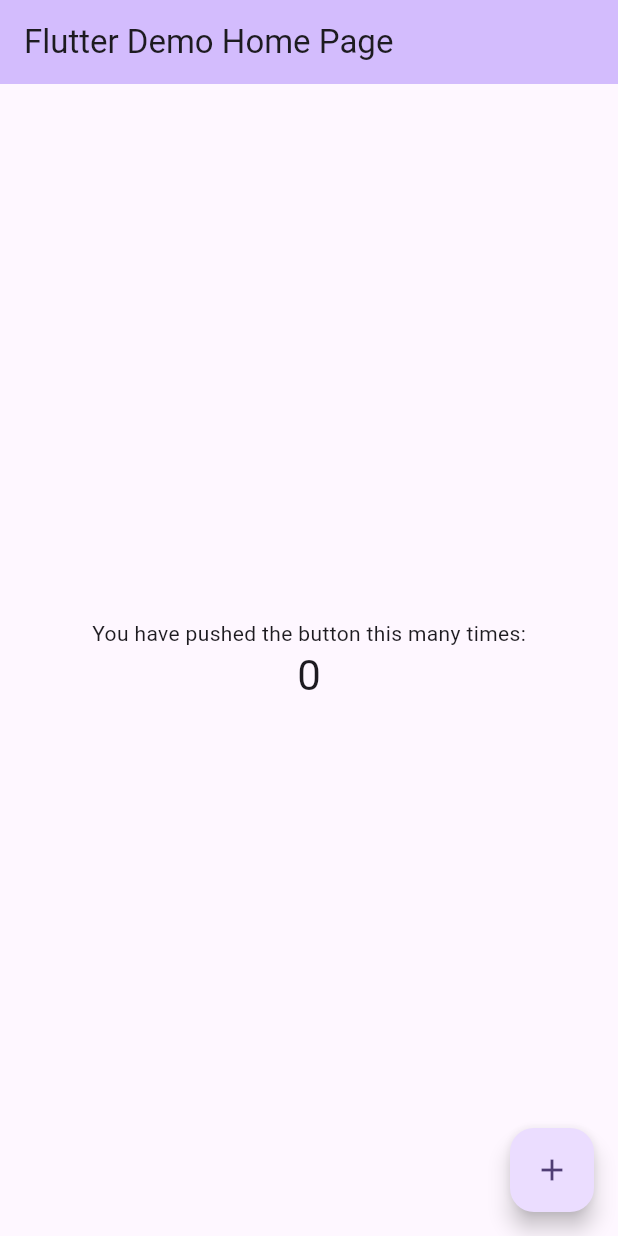
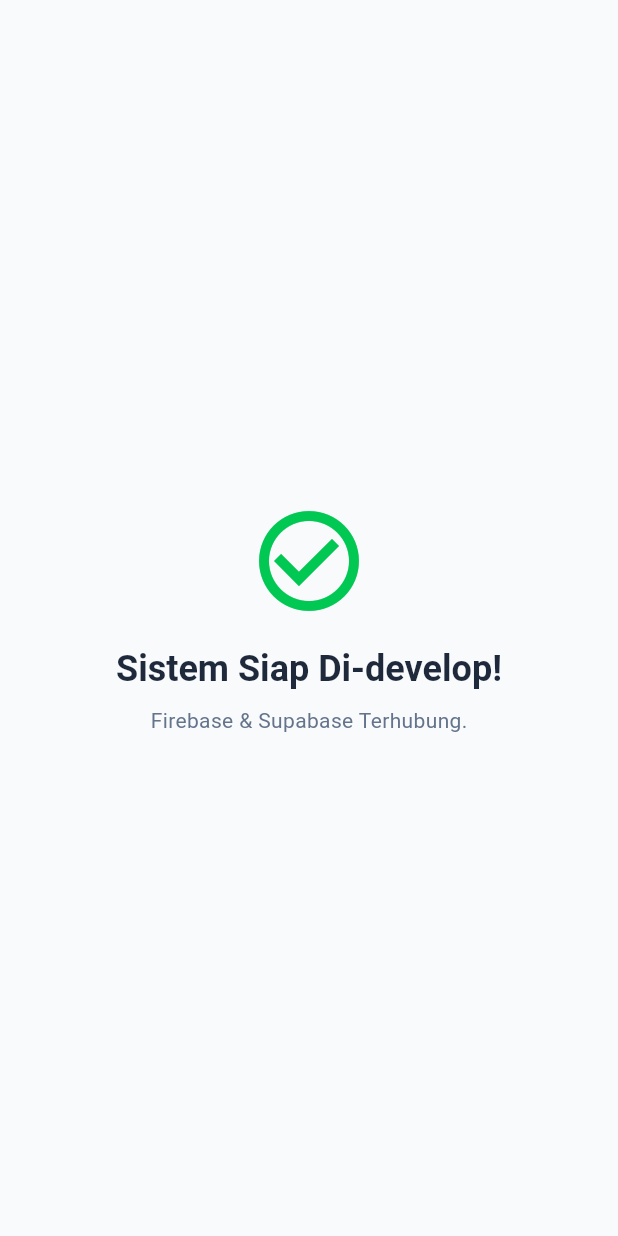
Before and after one commit to darelllien/management-task-istri, a Flutter app: the screen it shows after launch, on a phone screen of 412 x 824 dp. Run offline on Flutter 3.47's test engine with Material 3 defaults, Android fonts, the phone set to English and light mode, and no system bars; our stand-ins replace firebase_core, flutter_bloc, hydrated_bloc, supabase_flutter; accounts and stored records are empty.

Commit message:
chore: successfully connect firebase auth and supabase database into app
- Synchronize Gradle configs using Kotlin DSL (.gradle.kts)
- Implement Core Library Desugaring configuration to support java 8 APIs for flutter_local_notifications
- Fix JVM target compatibility mismatch between Java (1.8) and Kotlin (1.8)
- Configure AndroidManifest.xml for image_cropper activity integration
- Add AppColors (Fresh Blue variant) and global AppTheme configuration
- Initialize Firebase Core & Supabase client in main.dart alongside HydratedBloc storage
- Verify application runtime status (Initialization Success Splash Screen rendered perfectly)

```diff
--- a/management_task_istri/lib/core/constant/app_colors.dart
+++ b/management_task_istri/lib/core/constant/app_colors.dart
@@ -0,0 +1,29 @@
+import 'package:flutter/material.dart';
+
+class AppColors {
+  AppColors._();
+
+  //Core Palettes
+  static const Color primary = Color(0xFF007BFF);
+  static const Color primaryLight = Color(0xFFE6F2FF);
+
+  //Secondary & Status
+  static const Color secondary = Color(
+    0xFF00C853,
+  ); // Mint Green (Tugas Selesai)
+  static const Color danger = Color(0xFFFF3D00);
+
+  //Gamification Aksen
+  static const Color accentGold = Color(
+    0xFFFFD600,
+  ); // Kuning Emas (Poin & Reward Store)
+  static const Color accentOrange = Color(
+    0xFFFF9100,
+  ); // Orange (Level Up & Streak)
+
+  //Neutral Colors (Background & Text)
+  static const Color background = Color(0xFFF8FAFC);
+  static const Color surface = Colors.white;
+  static const Color textPrimary = Color(0xFF1E293B);
+  static const Color textSecondary = Color(0xFF64748B);
+}
--- a/management_task_istri/lib/core/network/supabase_client.dart
+++ b/management_task_istri/lib/core/network/supabase_client.dart
@@ -0,0 +1,11 @@
+import 'package:supabase_flutter/supabase_flutter.dart';
+
+class SupabaseClientWrapper {
+  final SupabaseClient client;
+
+  SupabaseClientWrapper(this.client);
+
+  bool get isAuthenticated => client.auth.currentSession != null;
+
+  String? get currentUserId => client.auth.currentUser?.id;
+}
--- a/management_task_istri/lib/core/theme/app_theme.dart
+++ b/management_task_istri/lib/core/theme/app_theme.dart
@@ -0,0 +1,41 @@
+import 'package:flutter/material.dart';
+import '../constant/app_colors.dart';
+
+class AppTheme {
+  AppTheme._();
+
+  static ThemeData get lightTheme {
+    return ThemeData(
+      useMaterial3: true,
+      scaffoldBackgroundColor: AppColors.background,
+      colorScheme: ColorScheme.fromSeed(
+        seedColor: AppColors.primary,
+        primary: AppColors.primary,
+        secondary: AppColors.secondary,
+        surface: AppColors.surface,
+        error: AppColors.danger,
+      ),
+      appBarTheme: const AppBarTheme(
+        backgroundColor: AppColors.primary,
+        foregroundColor: Colors.white,
+        elevation: 0,
+        centerTitle: true,
+      ),
+      elevatedButtonTheme: ElevatedButtonThemeData(
+        style: ElevatedButton.styleFrom(
+          backgroundColor: AppColors.primary,
+          foregroundColor: Colors.white,
+          minimumSize: const Size.fromHeight(48),
+          shape: RoundedRectangleBorder(
+            borderRadius: BorderRadius.circular(12),
+          ),
+        ),
+      ),
+      cardTheme: CardThemeData(
+        color: AppColors.surface,
+        elevation: 2,
+        shape: RoundedRectangleBorder(borderRadius: BorderRadius.circular(16)),
+      ),
+    );
+  }
+}
--- a/management_task_istri/lib/main.dart
+++ b/management_task_istri/lib/main.dart
@@ -1,122 +1,84 @@
+import 'package:flutter/foundation.dart';
 import 'package:flutter/material.dart';
+import 'package:flutter_bloc/flutter_bloc.dart';
+import 'package:hydrated_bloc/hydrated_bloc.dart';
+import 'package:path_provider/path_provider.dart';
+import 'package:supabase_flutter/supabase_flutter.dart';
+import 'package:firebase_core/firebase_core.dart';
 
-void main() {
+import 'core/theme/app_theme.dart';
+import 'core/constant/app_colors.dart';
+
+void main() async {
+  // 1. Pastikan binding Flutter sudah siap sebelum inisialisasi async
+  WidgetsFlutterBinding.ensureInitialized();
+
+  // 2. Inisialisasi Storage untuk HydratedBloc (Sintaks Baru & Valid)
+  final directory = await getApplicationDocumentsDirectory();
+  HydratedBloc.storage = await HydratedStorage.build(
+    storageDirectory: directory,
+  );
+
+  // 3. Inisialisasi Firebase Core
+  await Firebase.initializeApp();
+
+  // 4. Inisialisasi Supabase (Menggunakan publishableKey terbaru)
+  await Supabase.initialize(
+    url: 'https://hxbpzzmqpyragnwrdksc.supabase.co/rest/v1/',
+    publishableKey:
+        'sb_publishable_391FTft7YNV1MDe-FHAHqA_o03DJw-C', // <-- Perubahan dari anonKey ke publishableKey
+  );
+
   runApp(const MyApp());
 }
 
 class MyApp extends StatelessWidget {
   const MyApp({super.key});
 
-  // This widget is the root of your application.
   @override
   Widget build(BuildContext context) {
     return MaterialApp(
-      title: 'Flutter Demo',
-      theme: ThemeData(
-        // This is the theme of your application.
-        //
-        // TRY THIS: Try running your application with "flutter run". You'll see
-        // the application has a purple toolbar. Then, without quitting the app,
-        // try changing the seedColor in the colorScheme below to Colors.green
-        // and then invoke "hot reload" (save your changes or press the "hot
-        // reload" button in a Flutter-supported IDE, or press "r" if you used
-        // the command line to start the app).
-        //
-        // Notice that the counter didn't reset back to zero; the application
-        // state is not lost during the reload. To reset the state, use hot
-        // restart instead.
-        //
-        // This works for code too, not just values: Most code changes can be
-        // tested with just a hot reload.
-        colorScheme: .fromSeed(seedColor: Colors.deepPurple),
-      ),
-      home: const MyHomePage(title: 'Flutter Demo Home Page'),
+      title: 'Management Task Istri',
+      debugShowCheckedModeBanner: false,
+      theme: AppTheme.lightTheme,
+      // Sementara kita arahkan ke Splash / Halaman Awal placeholder sebelum modul Auth dibuat
+      home: const InitializationSplashPage(),
     );
   }
 }
 
-class MyHomePage extends StatefulWidget {
-  const MyHomePage({super.key, required this.title});
-
-  // This widget is the home page of your application. It is stateful, meaning
-  // that it has a State object (defined below) that contains fields that affect
-  // how it looks.
-
-  // This class is the configuration for the state. It holds the values (in this
-  // case the title) provided by the parent (in this case the App widget) and
-  // used by the build method of the State. Fields in a Widget subclass are
-  // always marked "final".
-
-  final String title;
-
-  @override
-  State<MyHomePage> createState() => _MyHomePageState();
-}
-
-class _MyHomePageState extends State<MyHomePage> {
-  int _counter = 0;
-
-  void _incrementCounter() {
-    setState(() {
-      // This call to setState tells the Flutter framework that something has
-      // changed in this State, which causes it to rerun the build method below
-      // so that the display can reflect the updated values. If we changed
-      // _counter without calling setState(), then the build method would not be
-      // called again, and so nothing would appear to happen.
-      _counter++;
-    });
-  }
+// Sementara: Widget placeholder untuk memastikan konfigurasi berjalan lancar saat di-run
+class InitializationSplashPage extends StatelessWidget {
+  const InitializationSplashPage({super.key});
 
   @override
   Widget build(BuildContext context) {
-    // This method is rerun every time setState is called, for instance as done
-    // by the _incrementCounter method above.
-    //
-    // The Flutter framework has been optimized to make rerunning build methods
-    // fast, so that you can just rebuild anything that needs updating rather
-    // than having to individually change instances of widgets.
     return Scaffold(
-      appBar: AppBar(
-        // TRY THIS: Try changing the color here to a specific color (to
-        // Colors.amber, perhaps?) and trigger a hot reload to see the AppBar
-        // change color while the other colors stay the same.
-        backgroundColor: Theme.of(context).colorScheme.inversePrimary,
-        // Here we take the value from the MyHomePage object that was created by
-        // the App.build method, and use it to set our appbar title.
-        title: Text(widget.title),
-      ),
       body: Center(
-        // Center is a layout widget. It takes a single child and positions it
-        // in the middle of the parent.
         child: Column(
-          // Column is also a layout widget. It takes a list of children and
-          // arranges them vertically. By default, it sizes itself to fit its
-          // children horizontally, and tries to be as tall as its parent.
-          //
-          // Column has various properties to control how it sizes itself and
-          // how it positions its children. Here we use mainAxisAlignment to
-          // center the children vertically; the main axis here is the vertical
-          // axis because Columns are vertical (the cross axis would be
-          // horizontal).
-          //
-          // TRY THIS: Invoke "debug painting" (choose the "Toggle Debug Paint"
-          // action in the IDE, or press "p" in the console), to see the
-          // wireframe for each widget.
-          mainAxisAlignment: .center,
+          mainAxisAlignment: MainAxisAlignment.center,
           children: [
-            const Text('You have pushed the button this many times:'),
+            const Icon(
+              Icons.check_circle_outline,
+              size: 80,
+              color: AppColors.secondary,
+            ),
+            const SizedBox(height: 16),
             Text(
-              '$_counter',
-              style: Theme.of(context).textTheme.headlineMedium,
+              'Sistem Siap Di-develop!',
+              style: Theme.of(context).textTheme.headlineSmall?.copyWith(
+                color: AppColors.textPrimary,
+                fontWeight: FontWeight.bold,
+              ),
+            ),
+            const SizedBox(height: 8),
+            const Text(
+              'Firebase & Supabase Terhubung.',
+              style: TextStyle(color: AppColors.textSecondary),
             ),
           ],
         ),
       ),
-      floatingActionButton: FloatingActionButton(
-        onPressed: _incrementCounter,
-        tooltip: 'Increment',
-        child: const Icon(Icons.add),
-      ),
     );
   }
 }
--- a/management_task_istri/pubspec.yaml
+++ b/management_task_istri/pubspec.yaml
@@ -25,7 +25,7 @@
 
   # Device Integration (Kamera, Galeri, & Notifikasi)
   image_picker: ^1.1.2
-  image_cropper: ^5.0.1
+  image_cropper: ^8.0.1
   flutter_local_notifications: ^17.2.2
   timezone: ^0.9.4
 
```
Also changed, not shown: management_task_istri/pubspec.lock, 2 other files.
